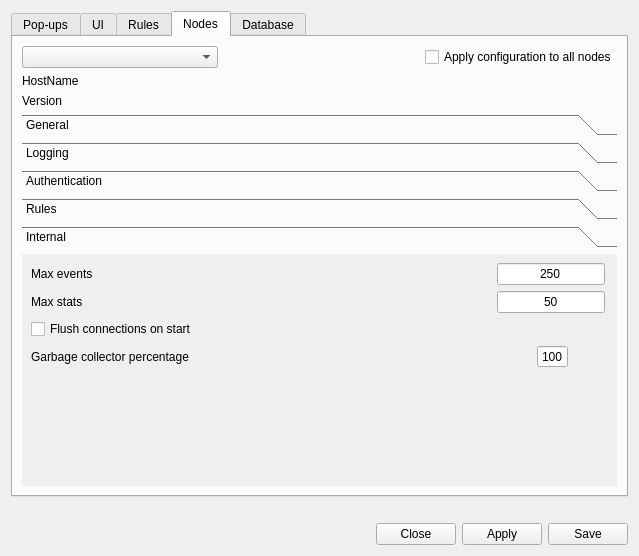
The window that ui/opensnitch/res/preferences.ui (evilsocket/opensnitch) describes before a commit, drawn with Qt 5.
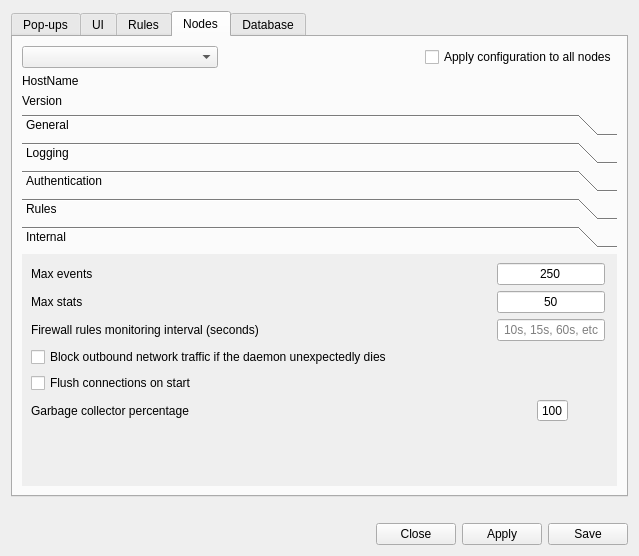
The same window after the commit. The open tabs and pages were chosen to show the change. Icons and pictures are not drawn.

Commit message:
ui,prefs: allow to configure more internal options
Allow to configure:
 - Bypass queue.
 - Firewall rules monitoring interval.

Related: 6622df9d38967951320367ffe2b117f6c3efce3d

Diff of the .ui file:
```diff
--- a/ui/opensnitch/res/preferences.ui
+++ b/ui/opensnitch/res/preferences.ui
@@ -1300,22 +1300,6 @@
          </property>
         </widget>
        </item>
-       <item row="2" column="0">
-        <widget class="QLabel" name="label_9">
-         <property name="sizePolicy">
-          <sizepolicy hsizetype="Preferred" vsizetype="Ignored">
-           <horstretch>0</horstretch>
-           <verstretch>0</verstretch>
-          </sizepolicy>
-         </property>
-         <property name="text">
-          <string>Version</string>
-         </property>
-         <property name="alignment">
-          <set>Qt::AlignLeading|Qt::AlignLeft|Qt::AlignTop</set>
-         </property>
-        </widget>
-       </item>
        <item row="0" column="0">
         <widget class="QComboBox" name="comboNodes">
          <property name="sizePolicy">
@@ -1914,128 +1898,18 @@
           </layout>
          </widget>
          <widget class="QWidget" name="page_11">
+          <property name="geometry">
+           <rect>
+            <x>0</x>
+            <y>0</y>
+            <width>599</width>
+            <height>224</height>
+           </rect>
+          </property>
           <attribute name="label">
            <string>Internal</string>
           </attribute>
           <layout class="QGridLayout" name="gridLayout_14">
-           <item row="2" column="0" colspan="2">
-            <widget class="QCheckBox" name="checkNodeFlushConns">
-             <property name="text">
-              <string>Flush connections on start</string>
-             </property>
-            </widget>
-           </item>
-           <item row="0" column="1">
-            <widget class="QLineEdit" name="lineNodeMaxEvents">
-             <property name="sizePolicy">
-              <sizepolicy hsizetype="Maximum" vsizetype="Fixed">
-               <horstretch>0</horstretch>
-               <verstretch>0</verstretch>
-              </sizepolicy>
-             </property>
-             <property name="inputMethodHints">
-              <set>Qt::ImhDigitsOnly</set>
-             </property>
-             <property name="text">
-              <string>250</string>
-             </property>
-             <property name="alignment">
-              <set>Qt::AlignCenter</set>
-             </property>
-            </widget>
-           </item>
-           <item row="3" column="0">
-            <widget class="QLabel" name="label_29">
-             <property name="text">
-              <string>Garbage collector percentage</string>
-             </property>
-            </widget>
-           </item>
-           <item row="3" column="1">
-            <layout class="QHBoxLayout" name="horizontalLayout_10">
-             <property name="spacing">
-              <number>0</number>
-             </property>
-             <item>
-              <widget class="QPushButton" name="cmdNodeGcDown">
-               <property name="sizePolicy">
-                <sizepolicy hsizetype="Maximum" vsizetype="Maximum">
-                 <horstretch>0</horstretch>
-                 <verstretch>0</verstretch>
-                </sizepolicy>
-               </property>
-               <property name="text">
-                <string/>
-               </property>
-               <property name="icon">
-                <iconset theme="list-add">
-                 <normaloff>../../../../../../../../../../../../../../.designer/backup</normaloff>../../../../../../../../../../../../../../.designer/backup</iconset>
-               </property>
-               <property name="flat">
-                <bool>true</bool>
-               </property>
-              </widget>
-             </item>
-             <item>
-              <widget class="QSpinBox" name="spinNodeGC">
-               <property name="sizePolicy">
-                <sizepolicy hsizetype="Maximum" vsizetype="Fixed">
-                 <horstretch>0</horstretch>
-                 <verstretch>0</verstretch>
-                </sizepolicy>
-               </property>
-               <property name="alignment">
-                <set>Qt::AlignCenter</set>
-               </property>
-               <property name="buttonSymbols">
-                <enum>QAbstractSpinBox::NoButtons</enum>
-               </property>
-               <property name="accelerated">
-                <bool>true</bool>
-               </property>
-               <property name="maximum">
-                <number>100</number>
-               </property>
-               <property name="value">
-                <number>100</number>
-               </property>
-              </widget>
-             </item>
-             <item>
-              <widget class="QPushButton" name="cmdNodeGcUp">
-               <property name="sizePolicy">
-                <sizepolicy hsizetype="Fixed" vsizetype="Maximum">
-                 <horstretch>0</horstretch>
-                 <verstretch>0</verstretch>
-                </sizepolicy>
-               </property>
-               <property name="text">
-                <string/>
-               </property>
-               <property name="icon">
-                <iconset theme="list-remove">
-                 <normaloff>../../../../../../../../../../../../../../.designer/backup</normaloff>../../../../../../../../../../../../../../.designer/backup</iconset>
-               </property>
-               <property name="flat">
-                <bool>true</bool>
-               </property>
-              </widget>
-             </item>
-            </layout>
-           </item>
-           <item row="4" column="0" colspan="2">
-            <spacer name="verticalSpacer_5">
-             <property name="orientation">
-              <enum>Qt::Vertical</enum>
-             </property>
-             <property name="sizeHint" stdset="0">
-              <size>
-               <width>20</width>
-               <height>40</height>
-              </size>
-             </property>
-            </spacer>
-           </item>
            <item row="1" column="1">
             <widget class="QLineEdit" name="lineNodeMaxStats">
              <property name="sizePolicy">
@@ -2062,6 +1936,57 @@
              </property>
             </widget>
            </item>
+           <item row="7" column="0" colspan="2">
+            <spacer name="verticalSpacer_5">
+             <property name="orientation">
+              <enum>Qt::Vertical</enum>
+             </property>
+             <property name="sizeHint" stdset="0">
+              <size>
+               <width>20</width>
+               <height>40</height>
+              </size>
+             </property>
+            </spacer>
+           </item>
+           <item row="6" column="0">
+            <widget class="QLabel" name="label_29">
+             <property name="text">
+              <string>Garbage collector percentage</string>
+             </property>
+            </widget>
+           </item>
+           <item row="0" column="1">
+            <widget class="QLineEdit" name="lineNodeMaxEvents">
+             <property name="sizePolicy">
+              <sizepolicy hsizetype="Maximum" vsizetype="Fixed">
+               <horstretch>0</horstretch>
+               <verstretch>0</verstretch>
+              </sizepolicy>
+             </property>
+             <property name="inputMethodHints">
+              <set>Qt::ImhDigitsOnly</set>
+             </property>
+             <property name="text">
+              <string>250</string>
+             </property>
+             <property name="alignment">
+              <set>Qt::AlignCenter</set>
+             </property>
+            </widget>
+           </item>
+           <item row="5" column="0" colspan="2">
+            <widget class="QCheckBox" name="checkNodeFlushConns">
+             <property name="toolTip">
+              <string>When this option is on, all the existing sockets will be killed, in order to force them establish the connection again so we can intercept them.
+
+Note that this option may be not acceptable on servers, for example because downloads/uploads are taking place.</string>
+             </property>
+             <property name="text">
+              <string>Flush connections on start</string>
+             </property>
+            </widget>
+           </item>
            <item row="1" column="0">
             <widget class="QLabel" name="label_30">
              <property name="text">
@@ -2069,11 +1994,141 @@
              </property>
             </widget>
            </item>
+           <item row="6" column="1">
+            <layout class="QHBoxLayout" name="horizontalLayout_10">
+             <property name="spacing">
+              <number>0</number>
+             </property>
+             <item>
+              <widget class="QPushButton" name="cmdNodeGcDown">
+               <property name="sizePolicy">
+                <sizepolicy hsizetype="Maximum" vsizetype="Maximum">
+                 <horstretch>0</horstretch>
+                 <verstretch>0</verstretch>
+                </sizepolicy>
+               </property>
+               <property name="text">
+                <string/>
+               </property>
+               <property name="icon">
+                <iconset theme="list-add">
+                 <normaloff>../../../../../../../../../../../../../../.designer/backup</normaloff>../../../../../../../../../../../../../../.designer/backup</iconset>
+               </property>
+               <property name="flat">
+                <bool>true</bool>
+               </property>
+              </widget>
+             </item>
+             <item>
+              <widget class="QSpinBox" name="spinNodeGC">
+               <property name="sizePolicy">
+                <sizepolicy hsizetype="Maximum" vsizetype="Fixed">
+                 <horstretch>0</horstretch>
+                 <verstretch>0</verstretch>
+                </sizepolicy>
+               </property>
+               <property name="alignment">
+                <set>Qt::AlignCenter</set>
+               </property>
+               <property name="buttonSymbols">
+                <enum>QAbstractSpinBox::NoButtons</enum>
+               </property>
+               <property name="accelerated">
+                <bool>true</bool>
+               </property>
+               <property name="maximum">
+                <number>100</number>
+               </property>
+               <property name="value">
+                <number>100</number>
+               </property>
+              </widget>
+             </item>
+             <item>
+              <widget class="QPushButton" name="cmdNodeGcUp">
+               <property name="sizePolicy">
+                <sizepolicy hsizetype="Fixed" vsizetype="Maximum">
+                 <horstretch>0</horstretch>
+                 <verstretch>0</verstretch>
+                </sizepolicy>
+               </property>
+               <property name="text">
+                <string/>
+               </property>
+               <property name="icon">
+                <iconset theme="list-remove">
+                 <normaloff>../../../../../../../../../../../../../../.designer/backup</normaloff>../../../../../../../../../../../../../../.designer/backup</iconset>
+               </property>
+               <property name="flat">
+                <bool>true</bool>
+               </property>
+              </widget>
+             </item>
+            </layout>
+           </item>
+           <item row="2" column="0">
+            <widget class="QLabel" name="label_11">
+             <property name="toolTip">
+              <string>Check every n seconds that the interception rules are present in the system.
+If they're no present, all the rules will be deleted and added again.
+
+Use 0 to disable this feature.</string>
+             </property>
+             <property name="text">
+              <string>Firewall rules monitoring interval (seconds)</string>
+             </property>
+            </widget>
+           </item>
+           <item row="2" column="1">
+            <widget class="QLineEdit" name="lineNodeFwMonInterval">
+             <property name="sizePolicy">
+              <sizepolicy hsizetype="Maximum" vsizetype="Fixed">
+               <horstretch>0</horstretch>
+               <verstretch>0</verstretch>
+              </sizepolicy>
+             </property>
+             <property name="text">
+              <string/>
+             </property>
+             <property name="maxLength">
+              <number>5</number>
+             </property>
+             <property name="alignment">
+              <set>Qt::AlignCenter</set>
+             </property>
+             <property name="placeholderText">
+              <string>10s, 15s, 60s, etc</string>
+             </property>
+            </widget>
+           </item>
+           <item row="3" column="0" colspan="2">
+            <widget class="QCheckBox" name="checkNodeBypassQueue">
+             <property name="text">
+              <string>Block outbound network traffic if the daemon unexpectedly dies</string>
+             </property>
+            </widget>
+           </item>
           </layout>
          </widget>
         </widget>
        </item>
-       <item row="1" column="0">
+       <item row="2" column="0" colspan="2">
+        <widget class="QLabel" name="label_9">
+         <property name="sizePolicy">
+          <sizepolicy hsizetype="Preferred" vsizetype="Ignored">
+           <horstretch>0</horstretch>
+           <verstretch>0</verstretch>
+          </sizepolicy>
+         </property>
+         <property name="text">
+          <string>Version</string>
+         </property>
+         <property name="alignment">
+          <set>Qt::AlignLeading|Qt::AlignLeft|Qt::AlignTop</set>
+         </property>
+        </widget>
+       </item>
+       <item row="1" column="0" colspan="2">
         <widget class="QLabel" name="label_8">
          <property name="sizePolicy">
           <sizepolicy hsizetype="Preferred" vsizetype="Maximum">
```
Left out of the diff: 59 changed lines with no effect on the pictures. The commit also changes 1 other file.
